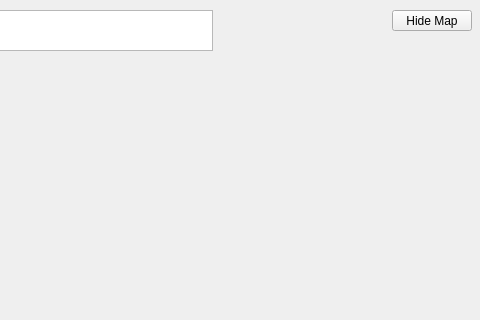
Above: mainwindow.ui from jjola00/FinalZork before the change; both pictures show x 288 to 768 and y 0 to 320 of the 768 by 619 pixel window. Below: the same form after it.
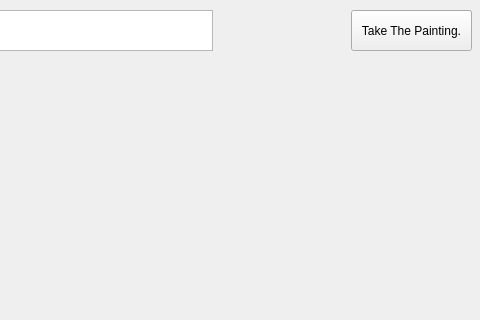
That is the form after the change.

Patch:
```diff
--- a/mainwindow.ui
+++ b/mainwindow.ui
@@ -125,6 +125,19 @@
      </rect>
     </property>
    </widget>
+   <widget class="QPushButton" name="itemTakeButton">
+    <property name="geometry">
+     <rect>
+      <x>639</x>
+      <y>10</y>
+      <width>121</width>
+      <height>41</height>
+     </rect>
+    </property>
+    <property name="text">
+     <string>Take The Painting.</string>
+    </property>
+   </widget>
   </widget>
   <widget class="QMenuBar" name="menubar">
    <property name="geometry">
```
